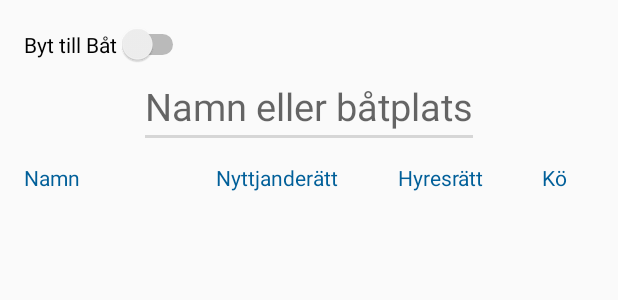
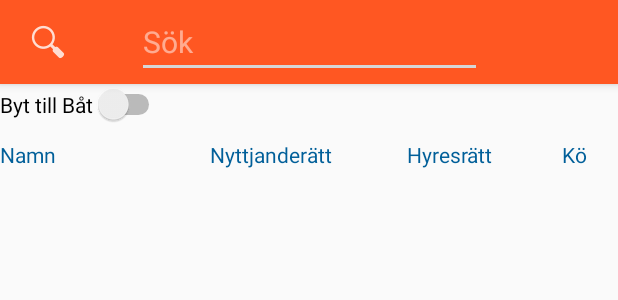
Before and after one commit to andreaspegelow/PortluxPocket, an Android app: the layout activity_search.xml on its own in the app's theme, with its tools: preview values and no code run, on a phone screen of 412 x 824 dp. Shown: the top 300 px of the screen. Run offline under Robolectric (Android 15) with nearby library versions, the phone set to English and light mode, and no system bars; network calls fail.

Commit message:
Added a toolbar

```diff
--- a/PortluxPocket/app/src/main/res/layout/activity_search.xml
+++ b/PortluxPocket/app/src/main/res/layout/activity_search.xml
@@ -3,12 +3,13 @@
     android:layout_width="match_parent"
     android:layout_height="match_parent"
     android:orientation="vertical"
-    android:paddingBottom="@dimen/activity_vertical_margin"
-    android:paddingLeft="@dimen/activity_horizontal_margin"
-    android:paddingRight="@dimen/activity_horizontal_margin"
-    android:paddingTop="@dimen/activity_vertical_margin"
+
+
     tools:context=".SearchActivity">
-
+    <include
+        android:id="@+id/tool_bar"
+        layout="@layout/tool_bar"
+        ></include>
 
     <Switch
         android:id="@+id/switchSearchView"
@@ -17,15 +18,7 @@
         android:text="@string/switchView"/>
 
 
-    <EditText
-        android:id="@+id/searchField"
-        android:layout_width="wrap_content"
-        android:layout_height="wrap_content"
-        android:layout_gravity="center_horizontal"
-        android:hint="@string/searchHint"
-        android:textSize="25sp"
-        android:imeOptions="actionDone"
-        android:singleLine="true"/>
+
 
     <LinearLayout
         android:layout_width="match_parent"
--- /dev/null
+++ b/PortluxPocket/app/src/main/res/layout/tool_bar.xml
@@ -0,0 +1,23 @@
+<?xml version="1.0" encoding="utf-8"?>
+<android.support.v7.widget.Toolbar xmlns:android="http://schemas.android.com/apk/res/android"
+    android:layout_width="match_parent"
+    android:layout_height="wrap_content"
+    android:background="@color/ColorPrimary"
+    android:elevation="4dp"
+    android:theme="@style/ThemeOverlay.AppCompat.Dark">
+
+    <ImageView
+        android:layout_width="wrap_content"
+        android:layout_height="wrap_content"
+        android:src="@drawable/ic_action" />
+
+    <EditText
+        android:id="@+id/searchField"
+        android:layout_width="230dp"
+        android:layout_height="wrap_content"
+        android:layout_gravity="center_horizontal"
+        android:hint="@string/searchHint"
+        android:imeOptions="actionDone"
+        android:singleLine="true"
+        android:textSize="20sp" />
+</android.support.v7.widget.Toolbar>
--- a/PortluxPocket/app/src/main/res/menu/menu_search.xml
+++ b/PortluxPocket/app/src/main/res/menu/menu_search.xml
@@ -6,5 +6,7 @@
         android:id="@+id/action_settings"
         android:orderInCategory="100"
         android:title="@string/action_settings"
-        app:showAsAction="ifRoom" />
+        app:showAsAction="ifRoom"
+        android:icon="@drawable/ic_settings"/>
+
 </menu>
--- a/PortluxPocket/app/src/main/res/values/colors.xml
+++ b/PortluxPocket/app/src/main/res/values/colors.xml
@@ -2,4 +2,6 @@
 <resources>
     <color name="searchTitles">#005f99</color>
     <color name="editTextColor">#d6d6d6</color>
+    <color name="ColorPrimary">#FF5722</color>
+    <color name="ColorPrimaryDark">#E64A19</color>
 </resources>
--- a/PortluxPocket/app/src/main/res/values/strings.xml
+++ b/PortluxPocket/app/src/main/res/values/strings.xml
@@ -4,7 +4,7 @@
 
     <string name="action_settings">Settings</string>
     <string name="Search">Sök</string>
-    <string name="searchHint">Namn eller båtplats</string>
+    <string name="searchHint">Sök</string>
     <string name="title_activity_splash_screen">SplashScreenActivity</string>
 
     <string name="splash">Portlux Pocket</string>
--- a/PortluxPocket/app/src/main/res/values/styles.xml
+++ b/PortluxPocket/app/src/main/res/values/styles.xml
@@ -1,11 +1,14 @@
 <resources>
 
     <!-- Base application theme. -->
-    <style name="AppTheme" parent="Theme.AppCompat.Light.DarkActionBar">
+    <style name="AppTheme" parent="Theme.AppCompat.Light.NoActionBar">
         <!-- Customize your theme here. -->
         <item name="colorControlNormal">@color/editTextColor</item>
         <item name="colorControlActivated">@color/editTextColor</item>
         <item name="colorControlHighlight">@color/editTextColor</item>
+        <item name="colorPrimary">@color/ColorPrimary</item>
+        <item name="colorPrimaryDark">@color/ColorPrimaryDark</item>
+
     </style>
 
 
```
Also changed, not shown: PortluxPocket/app/src/main/java/com/portlux/portluxpocket/SearchActivity.java (+36 -12 lines), PortluxPocket/app/src/main/res/drawable-hdpi/ic_action.png (added), PortluxPocket/app/src/main/res/drawable-hdpi/ic_settings.png (added), PortluxPocket/app/src/main/res/drawable-ldpi/ic_action.png (added), PortluxPocket/app/src/main/res/drawable-ldpi/ic_settings.png (added), PortluxPocket/app/src/main/res/drawable-mdpi/ic_action.png (added), PortluxPocket/app/src/main/res/drawable-mdpi/ic_settings.png (added), PortluxPocket/app/src/main/res/drawable-xhdpi/ic_action.png (added), PortluxPocket/app/src/main/res/drawable-xhdpi/ic_settings.png (added), PortluxPocket/app/src/main/res/drawable-xxhdpi/ic_action.png (added), PortluxPocket/app/src/main/res/drawable-xxhdpi/ic_settings.png (added).
